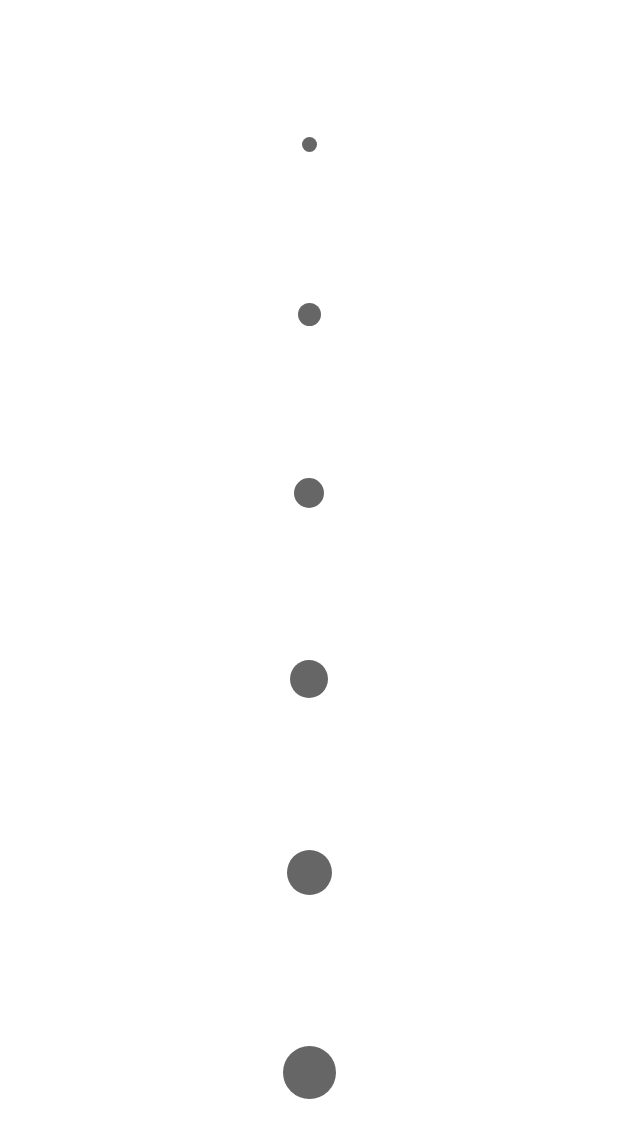
After one commit to Amirabbas-Ghorbani/Kids_Drawing_App, an Android app: the layout dialog_brush_size.xml on its own in the app's theme, with its tools: preview values and no code run, on a phone screen of 412 x 824 dp. The commit adds this screen. Shown: the top 1138 px of the screen. Run offline under Robolectric (Android 15) with nearby library versions, the phone set to English and light mode, and no system bars.

Commit message:
second commit

```diff
--- /dev/null
+++ b/app/src/main/res/drawable/large.xml
@@ -0,0 +1,16 @@
+<?xml version="1.0" encoding="utf-8"?>
+<shape xmlns:android="http://schemas.android.com/apk/res/android"
+    android:dither="true"
+    android:shape="oval"
+    >
+
+    <size
+        android:width="20dp"
+        android:height="20dp"
+        />
+
+    <solid
+        android:color="#FF666666"
+        />
+
+</shape>
--- /dev/null
+++ b/app/src/main/res/drawable/medium.xml
@@ -0,0 +1,16 @@
+<?xml version="1.0" encoding="utf-8"?>
+<shape xmlns:android="http://schemas.android.com/apk/res/android"
+    android:dither="true"
+    android:shape="oval"
+    >
+
+    <size
+        android:width="15dp"
+        android:height="15dp"
+        />
+
+    <solid
+        android:color="#FF666666"
+        />
+
+</shape>
--- /dev/null
+++ b/app/src/main/res/drawable/small.xml
@@ -0,0 +1,16 @@
+<?xml version="1.0" encoding="utf-8"?>
+<shape xmlns:android="http://schemas.android.com/apk/res/android"
+    android:dither="true"
+    android:shape="oval"
+    >
+
+    <size
+        android:width="10dp"
+        android:height="10dp"
+        />
+
+    <solid
+        android:color="#FF666666"
+        />
+
+</shape>
--- /dev/null
+++ b/app/src/main/res/drawable/xlarge.xml
@@ -0,0 +1,16 @@
+<?xml version="1.0" encoding="utf-8"?>
+<shape xmlns:android="http://schemas.android.com/apk/res/android"
+    android:dither="true"
+    android:shape="oval"
+    >
+
+    <size
+        android:width="25dp"
+        android:height="25dp"
+        />
+
+    <solid
+        android:color="#FF666666"
+        />
+
+</shape>
--- /dev/null
+++ b/app/src/main/res/drawable/xxlarge.xml
@@ -0,0 +1,16 @@
+<?xml version="1.0" encoding="utf-8"?>
+<shape xmlns:android="http://schemas.android.com/apk/res/android"
+    android:dither="true"
+    android:shape="oval"
+    >
+
+    <size
+        android:width="30dp"
+        android:height="30dp"
+        />
+
+    <solid
+        android:color="#FF666666"
+        />
+
+</shape>
--- /dev/null
+++ b/app/src/main/res/drawable/xxxlarge.xml
@@ -0,0 +1,16 @@
+<?xml version="1.0" encoding="utf-8"?>
+<shape xmlns:android="http://schemas.android.com/apk/res/android"
+    android:dither="true"
+    android:shape="oval"
+    >
+
+    <size
+        android:width="35dp"
+        android:height="35dp"
+        />
+
+    <solid
+        android:color="#FF666666"
+        />
+
+</shape>
--- /dev/null
+++ b/app/src/main/res/layout/dialog_brush_size.xml
@@ -0,0 +1,80 @@
+<?xml version="1.0" encoding="utf-8"?>
+<androidx.constraintlayout.widget.ConstraintLayout xmlns:android="http://schemas.android.com/apk/res/android"
+    android:layout_width="match_parent"
+    android:layout_height="match_parent"
+    xmlns:app="http://schemas.android.com/apk/res-auto"
+    android:background="@color/white">
+
+    <ImageButton
+        android:id="@+id/ib_small_brush"
+        android:layout_width="wrap_content"
+        android:layout_height="wrap_content"
+        android:src="@drawable/small"
+        android:backgroundTint="@color/white"
+        app:layout_constraintBottom_toTopOf="@id/ib_medium_brush"
+        app:layout_constraintEnd_toEndOf="parent"
+        app:layout_constraintStart_toStartOf="parent"
+        app:layout_constraintTop_toTopOf="parent"
+        />
+
+    <ImageButton
+        android:id="@+id/ib_medium_brush"
+        android:layout_width="wrap_content"
+        android:layout_height="wrap_content"
+        android:src="@drawable/medium"
+        android:backgroundTint="@color/white"
+        app:layout_constraintBottom_toTopOf="@id/ib_large_brush"
+        app:layout_constraintEnd_toEndOf="parent"
+        app:layout_constraintStart_toStartOf="parent"
+        app:layout_constraintTop_toBottomOf="@id/ib_small_brush"
+        />
+
+    <ImageButton
+        android:id="@+id/ib_large_brush"
+        android:layout_width="wrap_content"
+        android:layout_height="wrap_content"
+        android:src="@drawable/large"
+        android:backgroundTint="@color/white"
+        app:layout_constraintBottom_toTopOf="@id/ib_xlarge_brush"
+        app:layout_constraintEnd_toEndOf="parent"
+        app:layout_constraintStart_toStartOf="parent"
+        app:layout_constraintTop_toBottomOf="@id/ib_medium_brush"
+        />
+
+    <ImageButton
+        android:id="@+id/ib_xlarge_brush"
+        android:layout_width="wrap_content"
+        android:layout_height="wrap_content"
+        android:src="@drawable/xlarge"
+        android:backgroundTint="@color/white"
+        app:layout_constraintBottom_toTopOf="@id/ib_xxlarge_brush"
+        app:layout_constraintEnd_toEndOf="parent"
+        app:layout_constraintStart_toStartOf="parent"
+        app:layout_constraintTop_toBottomOf="@id/ib_large_brush"
+        />
+
+    <ImageButton
+        android:id="@+id/ib_xxlarge_brush"
+        android:layout_width="wrap_content"
+        android:layout_height="wrap_content"
+        android:src="@drawable/xxlarge"
+        android:backgroundTint="@color/white"
+        app:layout_constraintBottom_toTopOf="@id/ib_xxxlarge_brush"
+        app:layout_constraintEnd_toEndOf="parent"
+        app:layout_constraintStart_toStartOf="parent"
+        app:layout_constraintTop_toBottomOf="@id/ib_xlarge_brush"
+        />
+
+    <ImageButton
+        android:id="@+id/ib_xxxlarge_brush"
+        android:layout_width="wrap_content"
+        android:layout_height="wrap_content"
+        android:src="@drawable/xxxlarge"
+        android:backgroundTint="@color/white"
+        app:layout_constraintBottom_toBottomOf="parent"
+        app:layout_constraintEnd_toEndOf="parent"
+        app:layout_constraintStart_toStartOf="parent"
+        app:layout_constraintTop_toBottomOf="@id/ib_xxlarge_brush"
+        />
+
+</androidx.constraintlayout.widget.ConstraintLayout>
--- a/app/src/main/res/values-night/themes.xml
+++ b/app/src/main/res/values-night/themes.xml
@@ -3,5 +3,6 @@
     <style name="Base.Theme.KidsDrawingApp" parent="Theme.Material3.DayNight.NoActionBar">
         <!-- Customize your dark theme here. -->
         <!-- <item name="colorPrimary">@color/my_dark_primary</item> -->
+        <item name="android:statusBarColor">#D5D0D0</item>
     </style>
 </resources>
--- a/app/src/main/res/values/themes.xml
+++ b/app/src/main/res/values/themes.xml
@@ -5,5 +5,8 @@
         <!-- <item name="colorPrimary">@color/my_light_primary</item> -->
     </style>
 
-    <style name="Theme.KidsDrawingApp" parent="Base.Theme.KidsDrawingApp" />
+    <style name="Theme.KidsDrawingApp" parent="Base.Theme.KidsDrawingApp">
+        <item name="android:statusBarColor">#D5D0D0</item>
+
+    </style>
 </resources>
```
Also changed, not shown: app/src/main/java/ghorbani/amir/kidsdrawingapp/DrawingView.kt (+15 -2 lines), app/src/main/java/ghorbani/amir/kidsdrawingapp/MainActivity.kt (+51 -0 lines), app/src/main/res/drawable/background_drawing_view_layout.xml (added, +12 -0 lines), app/src/main/res/layout/activity_main.xml (+19 -3 lines), app/src/main/res/drawable/ic_brush.png (added).
